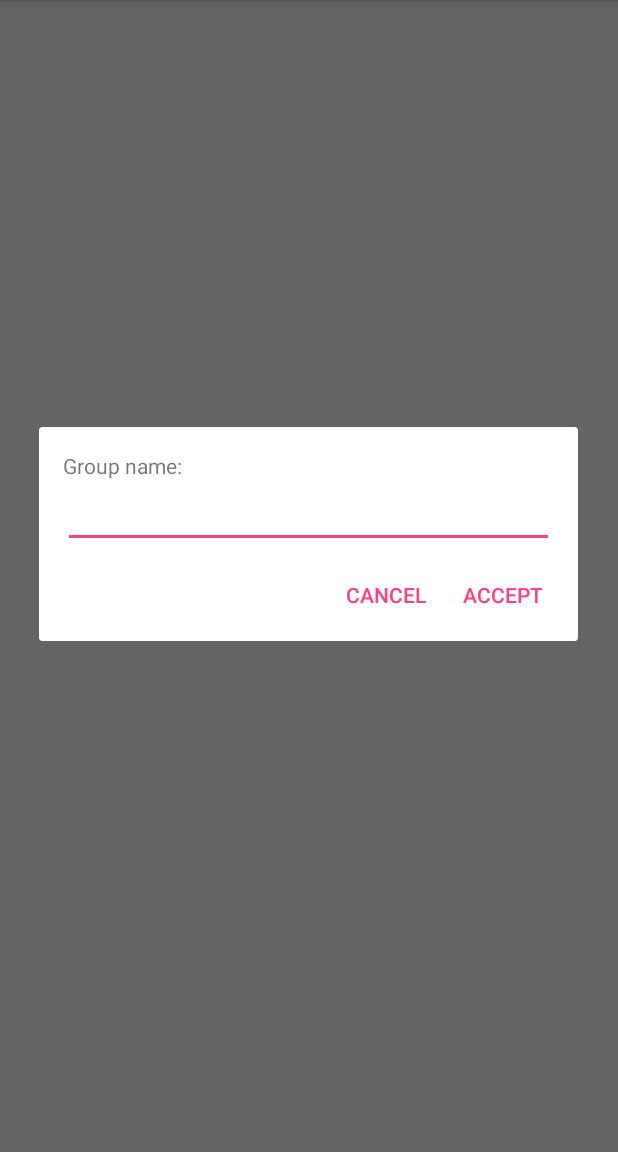
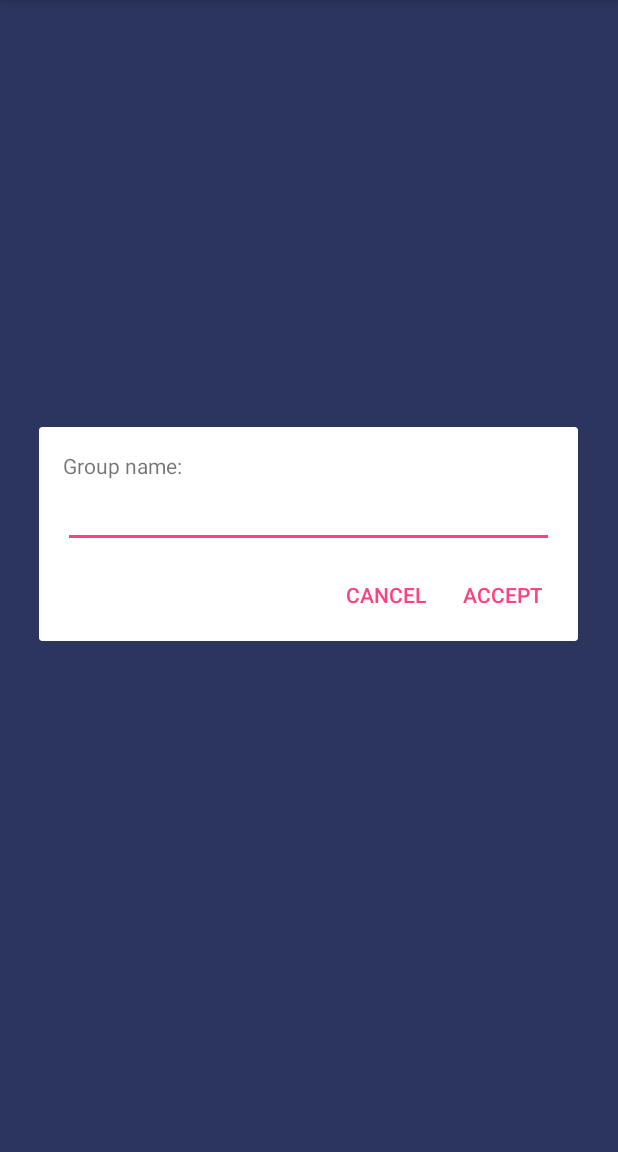
Before and after one commit to percy-g2/P2PChat, an Android app: the screen it shows after launch (MainActivity), after a tap on "CREATE GROUP", on a phone screen of 412 x 824 dp, the part 84-1236 px from its top. Run offline under Robolectric (Android 15) with nearby library versions, the phone set to English and light mode, and no system bars.

Commit message:
Add wifi direct required in manifest. Check if wifi is active when searching and creating group. Theme Main activity. small optimization.

```diff
--- a/app/src/main/AndroidManifest.xml
+++ b/app/src/main/AndroidManifest.xml
@@ -13,7 +13,7 @@
             android:name=".MainActivity"
             android:configChanges="orientation|screenSize|keyboardHidden"
             android:label="@string/app_name"
-            android:theme="@style/AppTheme.NoActionBar">
+            android:theme="@style/AppTheme.MainActivity">
             <intent-filter>
                 <action android:name="android.intent.action.MAIN" />
                 <action android:name="android.intent.action.VIEW" />
--- a/app/src/main/java/com/androdevlinux/percy/p2pchat/MainActivity.kt
+++ b/app/src/main/java/com/androdevlinux/percy/p2pchat/MainActivity.kt
@@ -1,8 +1,10 @@
 package com.androdevlinux.percy.p2pchat
 
 import android.app.ProgressDialog
+import android.content.Context
 import android.content.Intent
 import android.content.IntentFilter
+import android.net.wifi.WifiManager
 import android.net.wifi.p2p.WifiP2pManager
 import android.os.Bundle
 import android.support.v7.app.AlertDialog
@@ -18,6 +20,8 @@ import com.androdevlinux.percy.p2p.service.P2PService
 import kotlinx.android.synthetic.main.activity_main.*
 import kotlinx.android.synthetic.main.content_main.*
 
+
+
 class MainActivity : AppCompatActivity(), GroupCreationDialog.GroupCreationAcceptButtonListener {
 
     override fun onAcceptButtonListener(groupName: String) {
@@ -26,7 +30,7 @@ class MainActivity : AppCompatActivity(), GroupCreationDialog.GroupCreationAccep
             p2pService!!.registerService(groupName, object : ServiceRegisteredListener {
 
                 override fun onSuccessServiceRegistered() {
-                    Log.i(TAG, "Group created. Launching GroupChatActivity...")
+                    Log.i(tag, "Group created. Launching GroupChatActivity...")
                     startGroupChatActivity(groupName, true)
                     groupCreationDialog!!.dismiss()
                 }
@@ -34,15 +38,13 @@ class MainActivity : AppCompatActivity(), GroupCreationDialog.GroupCreationAccep
                 override fun onErrorServiceRegistered(wiFiP2PError: WiFiP2PError) {
                     Toast.makeText(applicationContext, "Error creating group", Toast.LENGTH_SHORT).show()
                 }
-
             })
         } else {
-            Toast.makeText(applicationContext, "Please, insert a group name", Toast.LENGTH_SHORT).show()
+            Toast.makeText(applicationContext, "Please enter a group name", Toast.LENGTH_SHORT).show()
         }
     }
 
-    private val TAG = MainActivity::class.java.simpleName
-
+    private val tag = MainActivity::class.java.simpleName
     private var wiFiDirectBroadcastReceiver: WiFiDirectBroadcastReceiver? = null
     private var p2pService: P2PService? = null
     private var p2pClient: P2PClient? = null
@@ -62,20 +64,28 @@ class MainActivity : AppCompatActivity(), GroupCreationDialog.GroupCreationAccep
         setContentView(R.layout.activity_main)
         setSupportActionBar(toolbar)
         wiFiDirectBroadcastReceiver = WiFiP2PInstance.getInstance(this).broadcastReceiver
+        val wifi = applicationContext.getSystemService(Context.WIFI_SERVICE) as WifiManager
+
         btnCreateGroup.setOnClickListener({
-            groupCreationDialog = GroupCreationDialog()
-            groupCreationDialog!!.addGroupCreationAcceptListener(this@MainActivity)
-            groupCreationDialog!!.show(supportFragmentManager, GroupCreationDialog::class.java.simpleName)
+            if (wifi.isWifiEnabled) {
+                groupCreationDialog = GroupCreationDialog()
+                groupCreationDialog!!.addGroupCreationAcceptListener(this@MainActivity)
+                groupCreationDialog!!.show(supportFragmentManager, GroupCreationDialog::class.java.simpleName)
+            } else {
+                Toast.makeText(applicationContext, "Turn On WiFi P2P", Toast.LENGTH_LONG).show()
+            }
         })
         btnJoinGroup.setOnClickListener({
-            searchAvailableGroups()
+            if (wifi.isWifiEnabled) {
+                searchAvailableGroups()
+            } else {
+                Toast.makeText(applicationContext, "Turn On WiFi P2P", Toast.LENGTH_LONG).show()
+            }
         })
-
     }
 
     override fun onResume() {
         super.onResume()
-
         val intentFilter = IntentFilter()
         intentFilter.addAction(WifiP2pManager.WIFI_P2P_STATE_CHANGED_ACTION)
         intentFilter.addAction(WifiP2pManager.WIFI_P2P_PEERS_CHANGED_ACTION)
@@ -111,12 +121,12 @@ class MainActivity : AppCompatActivity(), GroupCreationDialog.GroupCreationAccep
         p2pClient!!.discoverServices(5000L, object : ServiceDiscoveredListener {
 
             override fun onNewServiceDeviceDiscovered(p2PDeviceService: P2PDeviceService) {
-                Log.i(TAG, "New group found:")
-                Log.i(TAG, "\tName: " + p2PDeviceService.txtRecordMap!![P2PService.SERVICE_GROUP_NAME])
+                Log.i(tag, "New group found:")
+                Log.i(tag, "\tName: " + p2PDeviceService.txtRecordMap!![P2PService.SERVICE_GROUP_NAME])
             }
 
             override fun onFinishServiceDeviceDiscovered(p2PDeviceServices: List<P2PDeviceService>) {
-                Log.i(TAG, "Found '" + p2PDeviceServices.size + "' groups")
+                Log.i(tag, "Found '" + p2PDeviceServices.size + "' groups")
                 progressDialog.dismiss()
 
                 if (p2PDeviceServices.isEmpty()) {
@@ -147,7 +157,7 @@ class MainActivity : AppCompatActivity(), GroupCreationDialog.GroupCreationAccep
             p2pClient!!.connectToService(serviceSelected, object : ServiceConnectedListener {
                 override fun onServiceConnected(p2PDevice: P2PDevice) {
                     progressDialog.dismiss()
-                    startGroupChatActivity(serviceSelected.txtRecordMap!!.get(P2PService.SERVICE_GROUP_NAME).toString(), false)
+                    startGroupChatActivity(serviceSelected.txtRecordMap!![P2PService.SERVICE_GROUP_NAME].toString(), false)
                 }
             })
         }
--- a/app/src/main/res/layout/content_main.xml
+++ b/app/src/main/res/layout/content_main.xml
@@ -14,6 +14,7 @@
         android:layout_width="wrap_content"
         android:layout_height="wrap_content"
         android:text="@string/create_group"
+        android:textColor="@color/white"
         app:layout_constraintBottom_toBottomOf="parent"
         app:layout_constraintEnd_toEndOf="parent"
         app:layout_constraintHorizontal_bias="0.501"
@@ -28,6 +29,7 @@
         android:layout_width="wrap_content"
         android:layout_height="wrap_content"
         android:text="@string/join_group"
+        android:textColor="@color/white"
         app:layout_constraintBottom_toBottomOf="parent"
         app:layout_constraintEnd_toEndOf="parent"
         app:layout_constraintHorizontal_bias="0.501"
--- a/app/src/main/res/values/styles.xml
+++ b/app/src/main/res/values/styles.xml
@@ -1,16 +1,25 @@
 <resources>
 
     <!-- Base application theme. -->
-    <style name="AppTheme" parent="Theme.AppCompat.Light.DarkActionBar">
+    <style name="AppTheme" parent="Theme.AppCompat.Light.NoActionBar">
+        <item name="windowActionBar">false</item>
+        <item name="windowNoTitle">true</item>
         <!-- Customize your theme here. -->
         <item name="colorPrimary">@color/colorPrimary</item>
         <item name="colorPrimaryDark">@color/colorPrimaryDark</item>
         <item name="colorAccent">@color/colorAccent</item>
     </style>
 
-    <style name="AppTheme.NoActionBar">
-        <item name="windowActionBar">false</item>
-        <item name="windowNoTitle">true</item>
+    <style name="AppTheme.MainActivity" parent="AppTheme">
+        <item name="colorPrimary">@color/colorPrimary</item>
+        <item name="colorPrimaryDark">@color/colorPrimaryDark</item>
+        <item name="colorAccent">@color/colorAccent</item>
+        <item name="android:windowBackground">@color/cat</item>
+        <item name="colorControlNormal">@color/iron</item>
+        <item name="colorControlActivated">@color/colorAccent</item>
+        <item name="colorControlHighlight">@color/white</item>
+        <item name="android:textColorHint">@color/iron</item>
+        <item name="colorButtonNormal">@color/colorPrimary</item>
     </style>
 
     <style name="AppTheme.AppBarOverlay" parent="ThemeOverlay.AppCompat.Dark.ActionBar" />
--- a/p2p/src/main/AndroidManifest.xml
+++ b/p2p/src/main/AndroidManifest.xml
@@ -1,6 +1,8 @@
 <manifest xmlns:android="http://schemas.android.com/apk/res/android"
     package="com.androdevlinux.percy.p2p">
 
+    <!-- Google Play filtering -->
+    <uses-feature android:name="android.hardware.wifi.direct" android:required="true"/>
     <uses-permission android:name="android.permission.ACCESS_WIFI_STATE" />
     <uses-permission android:name="android.permission.CHANGE_WIFI_STATE" />
     <uses-permission android:name="android.permission.CHANGE_NETWORK_STATE" />
--- a/p2p/src/main/java/com/androdevlinux/percy/p2p/client/P2PClient.kt
+++ b/p2p/src/main/java/com/androdevlinux/percy/p2p/client/P2PClient.kt
@@ -65,7 +65,7 @@ import java.util.*
 </pre> *
  * Once that you have the desired service to which connect you must call to
  * [.connectToService] passing as argument the
- * appropiate [P2PDeviceService] obtained in the `discoverServices()` call.
+ * appropriate [P2PDeviceService] obtained in the `discoverServices()` call.
  */
 class P2PClient private constructor(context: Context) : PeerConnectedListener, ServiceDisconnectedListener {
 
```
Also changed, not shown: app/src/main/res/values/colors.xml (+14 -0 lines), p2p/src/main/java/com/androdevlinux/percy/p2p/service/P2PService.kt (+7 -7 lines).
